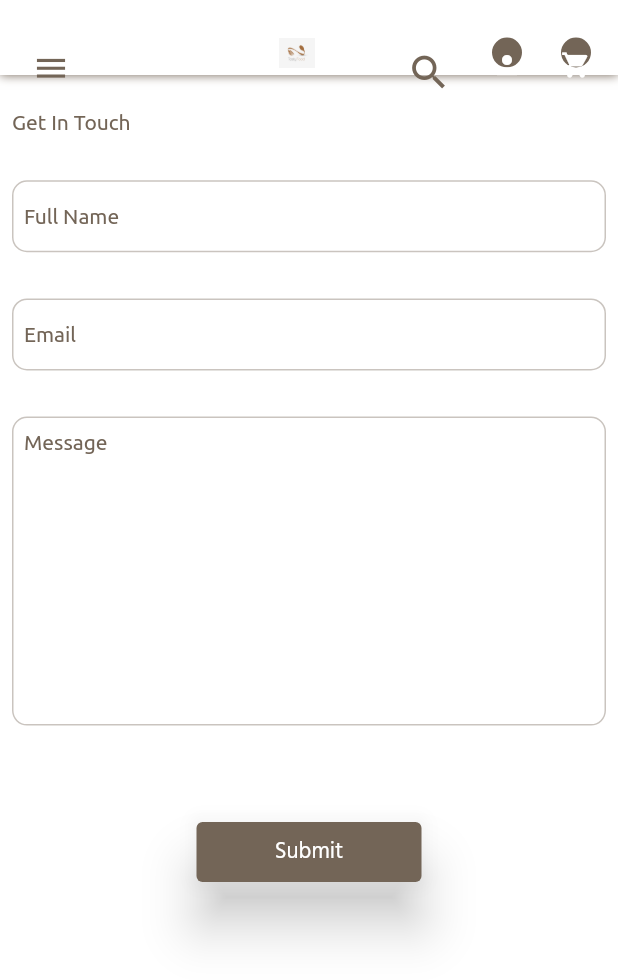
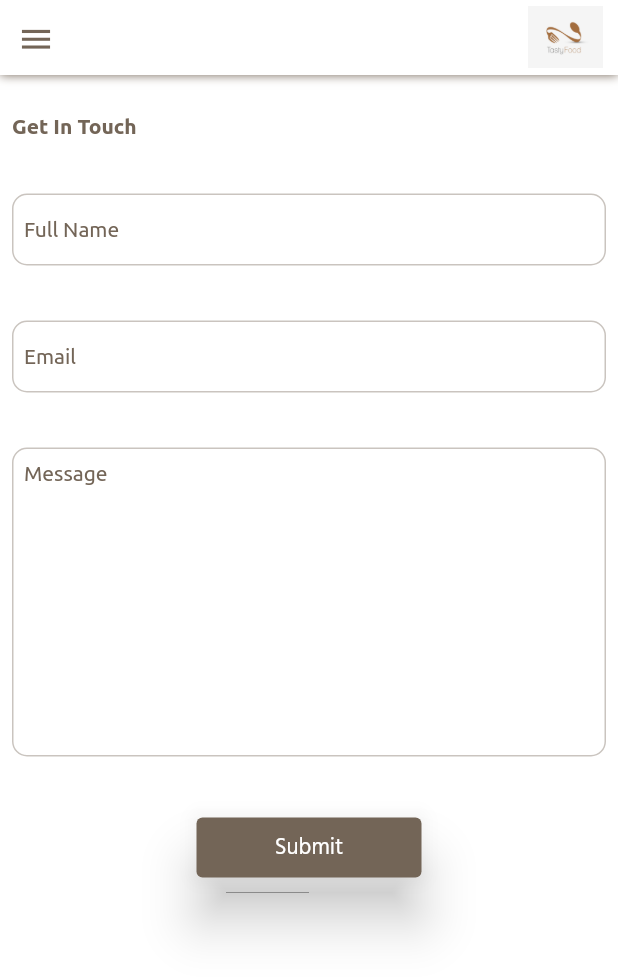
Before and after one commit to Ambrosekol/toms_palace, a Flutter app: the ContactUsPage screen opened directly, in the side drawer, after a tap on "Submit", on a phone screen of 412 x 824 dp. Shown: the top 980 px of the screen. Run offline on Flutter 3.47's test engine with Material 2 defaults, Android fonts, the phone set to English and light mode, and no system bars; project files that could hold a hidden picture were left out.

Commit message:
added changed

```diff
--- a/lib/global_widgets.dart/app_bar.dart
+++ b/lib/global_widgets.dart/app_bar.dart
@@ -8,8 +8,7 @@ class CustomizedAppBar extends StatelessWidget with PreferredSizeWidget {
   Widget build(BuildContext context) {
     Size size = MediaQuery.of(context).size;
     return Container(
-      padding:
-          const EdgeInsets.only(top: 25.0, right: 10.0, left: 10.0, bottom: 5),
+      padding: const EdgeInsets.only(right: 10.0),
       decoration: BoxDecoration(
         boxShadow: [
           BoxShadow(
@@ -21,6 +20,7 @@ class CustomizedAppBar extends StatelessWidget with PreferredSizeWidget {
       ),
       child: Row(
         mainAxisAlignment: MainAxisAlignment.spaceBetween,
+        crossAxisAlignment: CrossAxisAlignment.end,
         children: [
           IconButton(
             onPressed: () => Scaffold.of(context).openDrawer(),
@@ -31,12 +31,7 @@ class CustomizedAppBar extends StatelessWidget with PreferredSizeWidget {
               color: Theme.of(context).primaryColor,
             ),
           ),
-          centerTitle
-              ? menuItems(size, context)
-              : Image.asset(
-                  'assets/images/foodlogo.jpg',
-                  width: 50,
-                ),
+          menuItems(size, context, centerTitle)
         ],
       ),
     );
@@ -46,13 +41,15 @@ class CustomizedAppBar extends StatelessWidget with PreferredSizeWidget {
   Size get preferredSize => const Size.fromHeight(50.0);
 }
 
-Widget menuItems(Size size, BuildContext context) {
+Widget menuItems(Size size, BuildContext context, bool centerTitle) {
   return Container(
     // color: Colors.yellow,
     width: size.width / 1.8,
-    alignment: Alignment.center,
-    child: Row(
+    alignment: Alignment.bottomRight,
+    child: centerTitle
+        ? Row(
             mainAxisAlignment: MainAxisAlignment.spaceBetween,
+            crossAxisAlignment: CrossAxisAlignment.end,
             children: [
               Image.asset(
                 'assets/images/foodlogo.jpg',
@@ -104,6 +101,13 @@ Widget menuItems(Size size, BuildContext context) {
                 ],
               )
             ],
+          )
+        : Padding(
+            padding: const EdgeInsets.only(bottom: 5.0),
+            child: Image.asset(
+              'assets/images/foodlogo.jpg',
+              width: 50,
+            ),
           ),
   );
 }
--- a/lib/global_widgets.dart/drawer.dart
+++ b/lib/global_widgets.dart/drawer.dart
@@ -1,4 +1,6 @@
 import 'package:flutter/material.dart';
+import 'package:toms_palace/ui/contact_us.dart';
+import 'package:toms_palace/ui/signin.dart';
 import 'package:toms_palace/ui/signup.dart';
 
 class CustomizedDrawer extends StatelessWidget {
@@ -13,9 +15,18 @@ class CustomizedDrawer extends StatelessWidget {
       child: ListView(
         primary: true,
         children: [
-          SizedBox(height: 40),
-          drawerItem(context, "Sign In", () => null),
-          SizedBox(height: 15),
+          const SizedBox(height: 40),
+          drawerItem(
+            context,
+            "Sign In",
+            () => Navigator.pushReplacement(
+              context,
+              MaterialPageRoute(
+                builder: (context) => const SignIn(),
+              ),
+            ),
+          ),
+          const SizedBox(height: 15),
           drawerItem(
               context,
               "Join",
@@ -23,12 +34,21 @@ class CustomizedDrawer extends StatelessWidget {
                   context,
                   MaterialPageRoute(builder: (context) => const SignUp()),
                   (route) => false)),
-          SizedBox(height: 15),
+          const SizedBox(height: 15),
           drawerItem(context, "Menus", () => null),
-          SizedBox(height: 15),
+          const SizedBox(height: 15),
           drawerItem(context, "Map", () => null),
-          SizedBox(height: 15),
-          drawerItem(context, "Contact Us", () => null),
+          const SizedBox(height: 15),
+          drawerItem(
+            context,
+            "Contact Us",
+            () => Navigator.pushReplacement(
+              context,
+              MaterialPageRoute(
+                builder: (context) => ContactUsPage(),
+              ),
+            ),
+          ),
         ],
       ),
     );
--- a/lib/global_widgets.dart/welcome_card.dart
+++ b/lib/global_widgets.dart/welcome_card.dart
@@ -52,7 +52,7 @@ Widget welcomeCard(BuildContext context,
               shape: CircleBorder(),
               child: Image.asset(
                 'assets/images/basket image.png',
-                width: 10,
+                width: 20,
               ),
             ),
           )
--- a/lib/models/star_review.dart
+++ b/lib/models/star_review.dart
@@ -6,7 +6,7 @@ class ReviewStars {
   List<Widget> stars = [];
   Icon goodIcon = const Icon(
     Icons.star,
-    color: Colors.yellow,
+    color: Color(0xFF736557),
     size: 10.0,
   );
   Icon otherIcon = const Icon(
--- a/lib/ui/contact_us.dart
+++ b/lib/ui/contact_us.dart
@@ -12,14 +12,30 @@ class ContactUsPage extends StatefulWidget {
 }
 
 class _ContactUsPageState extends State<ContactUsPage> {
-  final TextEditingController _nameController = TextEditingController();
-  final TextEditingController _emailController = TextEditingController();
-  final TextEditingController _messageController = TextEditingController();
+  late TextEditingController _nameController;
+  late TextEditingController _emailController;
+  late TextEditingController _messageController;
+
+  @override
+  void initState() {
+    _nameController = TextEditingController();
+    _emailController = TextEditingController();
+    _messageController = TextEditingController();
+    super.initState();
+  }
+
+  @override
+  void dispose() {
+    _nameController.dispose();
+    _emailController.dispose();
+    _messageController.dispose();
+    super.dispose();
+  }
 
   @override
   Widget build(BuildContext context) {
     return Scaffold(
-      appBar: CustomizedAppBar(centerTitle: true),
+      appBar: CustomizedAppBar(centerTitle: false),
       drawer: CustomizedDrawer(),
       body: SingleChildScrollView(
         child: Padding(
@@ -32,11 +48,12 @@ class _ContactUsPageState extends State<ContactUsPage> {
               children: [
                 Text(
                   'Get In Touch',
-                  style: Theme.of(context).textTheme.bodySmall,
+                  style: Theme.of(context).textTheme.bodyMedium,
                   textAlign: TextAlign.left,
                 ),
                 // const SizedBox(height: 10.0),
                 TextField(
+                  keyboardType: TextInputType.name,
                   controller: _nameController,
                   decoration: const InputDecoration(
                     hintText: 'Full Name',
@@ -50,20 +67,21 @@ class _ContactUsPageState extends State<ContactUsPage> {
                   ),
                 ),
                 TextFormField(
+                  keyboardType: TextInputType.multiline,
                   maxLines: 10,
                   controller: _messageController,
                   decoration: InputDecoration(
                     hintText: 'Message',
                     constraints: BoxConstraints(
                       // minWidth: 150,
-                      minHeight: MediaQuery.of(context).size.height / 3.5,
+                      minHeight: MediaQuery.of(context).size.height / 4,
                     ),
                   ),
                 ),
                 Center(
                   child: button(
                     context,
-                    callback: () => null,
+                    callback: () => submitfunction(),
                     text: 'Submit',
                     customize: false,
                     bgcolor: null,
@@ -77,4 +95,6 @@ class _ContactUsPageState extends State<ContactUsPage> {
       ),
     );
   }
+
+  submitfunction() {}
 }
```
Lines whose indentation alone changed are shown as unchanged.
